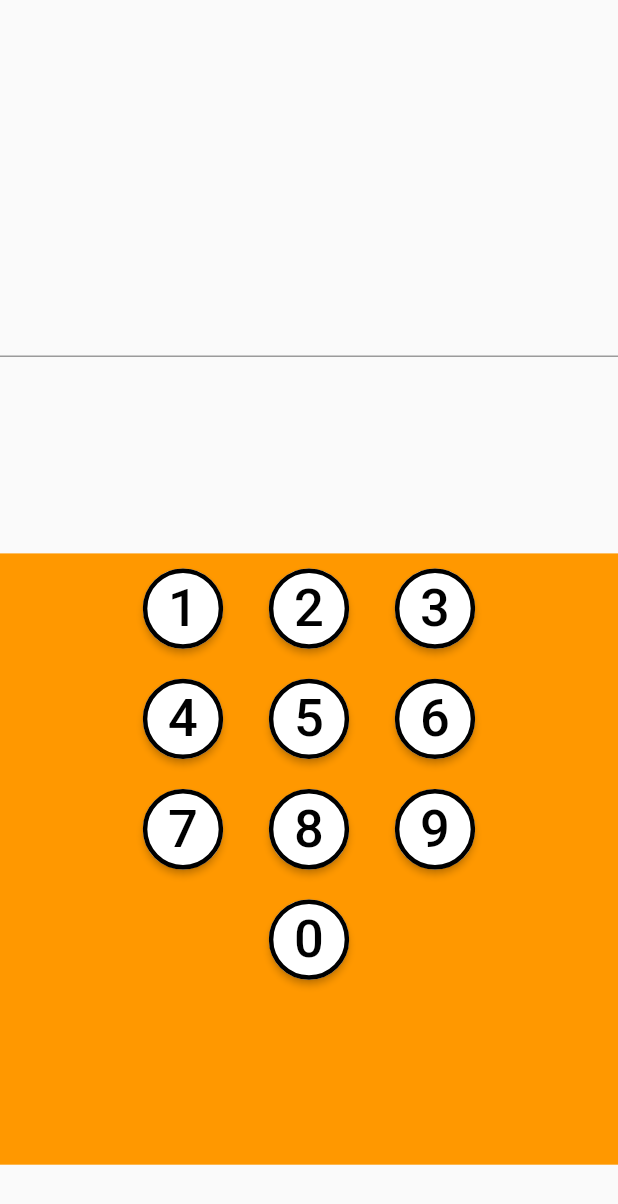
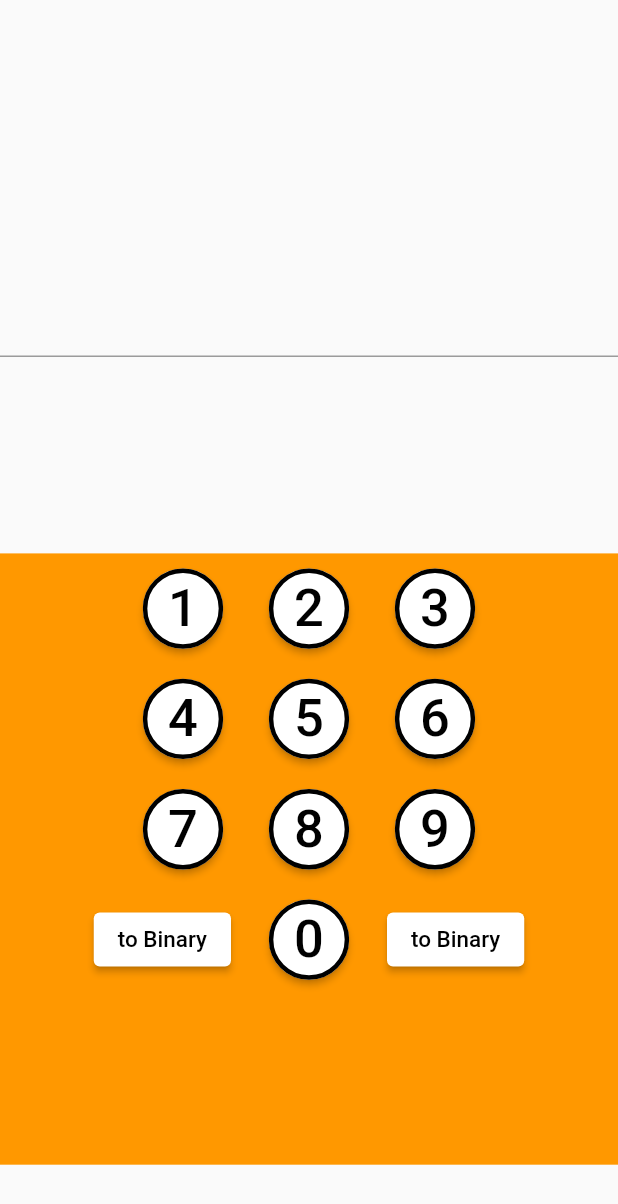
Before and after one commit to itumo-arigatone/simple_binary_converter, a Flutter app: the screen it shows after launch, swiped to page 2, on a phone screen of 412 x 824 dp. Shown: the top 1204 px of the screen. Run offline on Flutter 3.47's test engine with Material 2 defaults, Android fonts, the phone set to English and light mode, and no system bars.

Commit message:
モード選択ボタン追加(動かない)

```diff
--- a/lib/keypad.dart
+++ b/lib/keypad.dart
@@ -1,5 +1,6 @@
 import 'package:flutter/material.dart';
 import 'package:simple_binary_convertor/numbutton.dart';
+import 'package:simple_binary_convertor/switch.dart';
 
 class KeyPad {
   late BuildContext context;
@@ -8,6 +9,7 @@ class KeyPad {
   KeyPad(this.context, this.onChangeInputData);
   Container decimalKeyPad() {
     NumButton button = NumButton(context, onChangeInputData);
+    ModeSwitch modeSwitch = ModeSwitch();
     return Container(
       color: Colors.orange,
       child: Column(
@@ -67,7 +69,15 @@ class KeyPad {
             children: <Widget>[
               Padding(
                 padding: const EdgeInsets.all(10),
+                child: modeSwitch,
+              ),
+              Padding(
+                padding: const EdgeInsets.all(10),
                 child: button.numButton("0"),
+              ),
+              Padding(
+                padding: const EdgeInsets.all(10),
+                child: modeSwitch,
               ),
             ],
           ),
--- a/lib/main.dart
+++ b/lib/main.dart
@@ -84,6 +84,17 @@ class Calculation {
 class _MyHomePageState extends State<MyHomePage> {
   String _number = "";
   String _convertResult = "";
+
+  /*
+  convertMode
+  0: 2  -> 10
+  1: 2  -> 16
+  2: 10 -> 2
+  3: 10 -> 16
+  4: 16 -> 2
+  5: 16 -> 10
+  */
+  String _convertMode = "0";
 
   Text buttonStyle(String num) {
     return Text(
@@ -182,7 +193,11 @@ class _MyHomePageState extends State<MyHomePage> {
               if (direction == DismissDirection.up) {
                 _clearNum();
               } else {
-                _setResult(calculation.ConvertDecimalToBinary(_number));
+                if (_convertMode == "0") {
+                  _setResult(calculation.ConvertDecimalToBinary(_number));
+                } else if (_convertMode == "3") {
+                  _setResult(calculation.ConvertDecimalToHex(_number));
+                }
               }
               return;
             },
--- /dev/null
+++ b/lib/switch.dart
@@ -0,0 +1,32 @@
+import 'package:flutter/material.dart';
+
+class ModeSwitch extends StatefulWidget {
+  @override
+  _ModeSwitchState createState() => _ModeSwitchState();
+}
+
+class _ModeSwitchState extends State<ModeSwitch> {
+  bool isPressed = false;
+  Color primaryColor = Colors.white;
+  @override
+  Widget build(BuildContext context) {
+    return ElevatedButton(
+      onPressed: () {
+        this.isPressed = !this.isPressed;
+        setState(() {
+          this.primaryColor = this.isPressed ? Colors.grey: Colors.white;
+        });
+      },
+      child: Text(
+        "to Binary",
+        style: TextStyle(
+          fontSize: 15,
+        ),
+      ),
+      style: ElevatedButton.styleFrom(
+        primary: primaryColor,
+        onPrimary: Colors.black,
+      ),
+    );
+  }
+}
```
